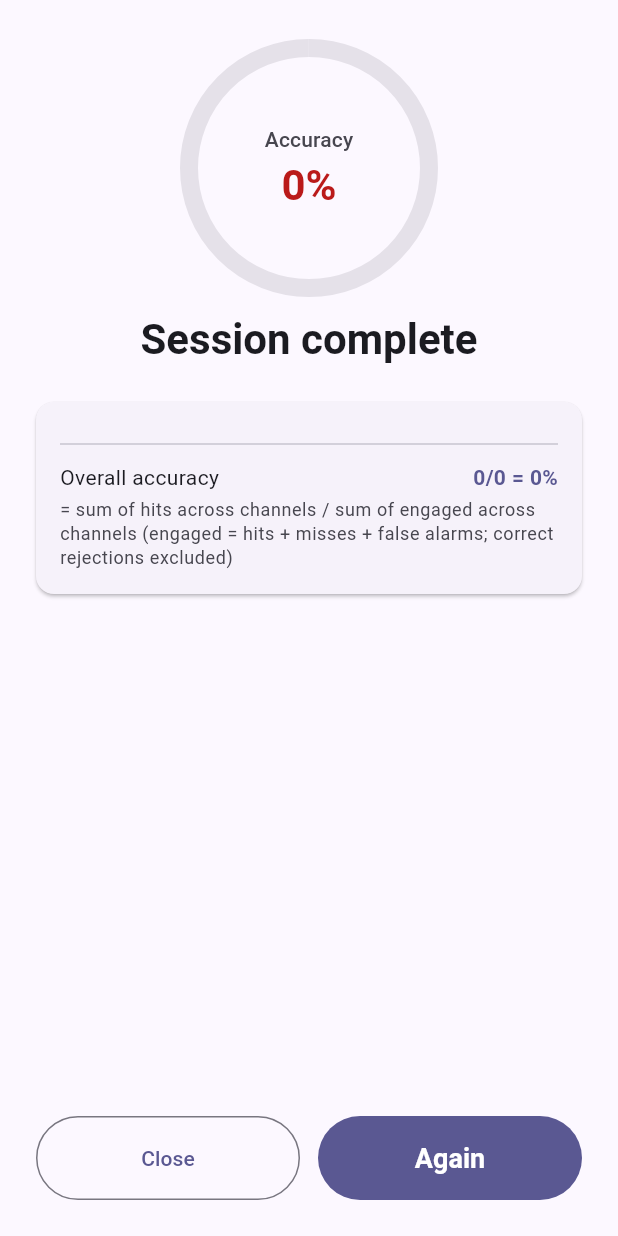
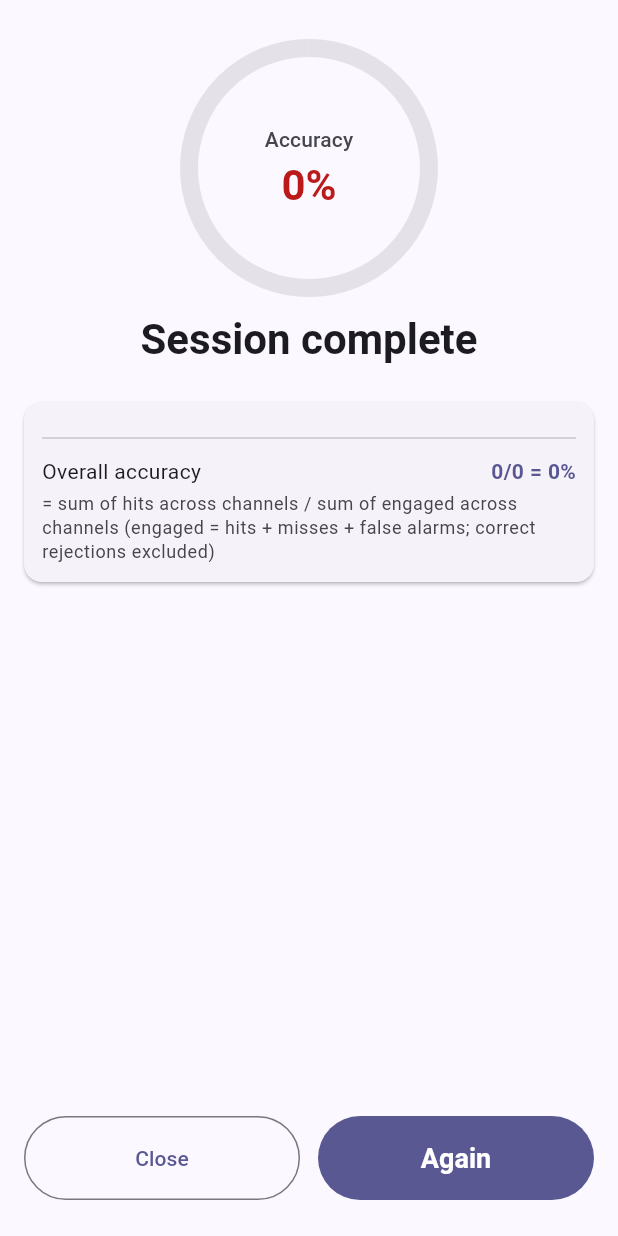
Before and after one commit to VKUnicorn/Dual-N-Back, a Flutter app: the SessionResultView widget shown alone on an empty page, opened directly with empty values, on a phone screen of 412 x 824 dp. Run offline on Flutter 3.47's test engine with Material 3 defaults, Android fonts, the light colour scheme and no system bars; our stand-ins replace audioplayers, confetti, drift, drift_flutter, fl_chart, flutter_local_notifications and 6 more; missing offline and left inert: flutter_file_dialog, flutter_volume_controller; accounts and stored records are empty; generated files the repository leaves out were written again.

Commit message:
Session result width increased

```diff
--- a/lib/features/game/presentation/session_result_view.dart
+++ b/lib/features/game/presentation/session_result_view.dart
@@ -113,7 +113,11 @@ class _SessionResultViewState extends ConsumerState<SessionResultView> {
     return Stack(
       children: [
         Padding(
-          padding: const EdgeInsets.all(24),
+          // Horizontal padding matches the statistics screen (16) rather
+          // than 24 so the per-channel breakdown card gets the same usable
+          // width — the signal-detection counters fit on one line there and
+          // were wrapping here purely from the 16px-narrower content box.
+          padding: const EdgeInsets.symmetric(horizontal: 16, vertical: 24),
           child: Column(
             crossAxisAlignment: CrossAxisAlignment.stretch,
             children: [
@@ -158,7 +162,7 @@ class _SessionResultViewState extends ConsumerState<SessionResultView> {
                     Card(
                       margin: const EdgeInsets.only(bottom: 12),
                       child: Padding(
-                        padding: const EdgeInsets.all(16),
+                        padding: const EdgeInsets.all(12),
                         child: Column(
                           crossAxisAlignment: CrossAxisAlignment.stretch,
                           children: [
```
